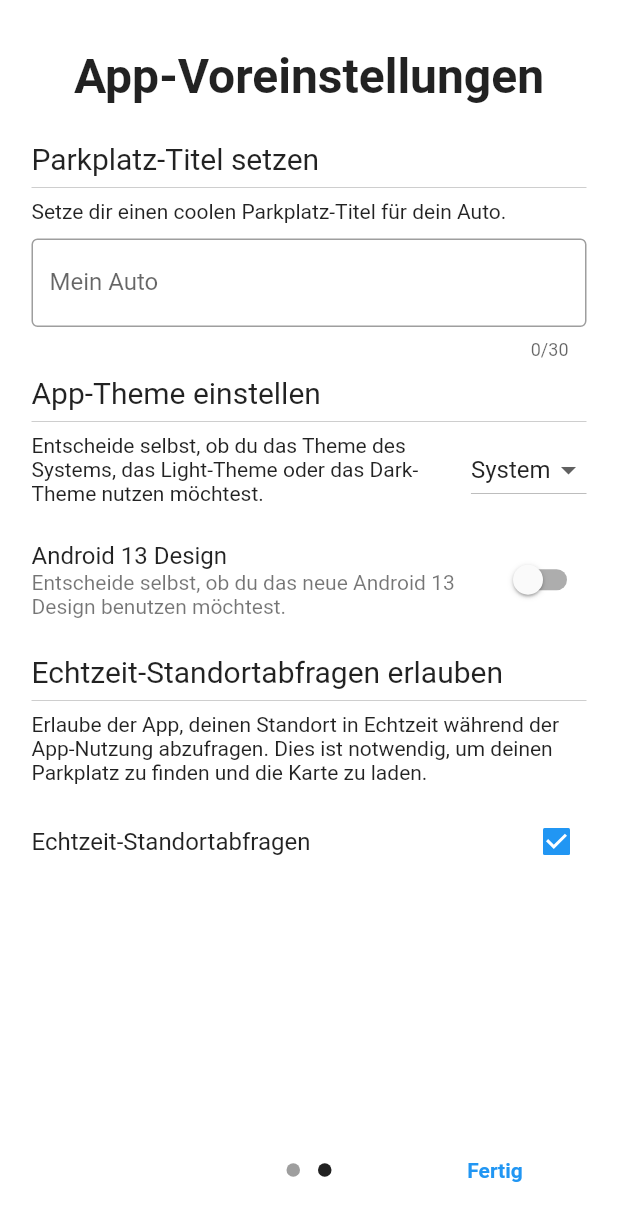
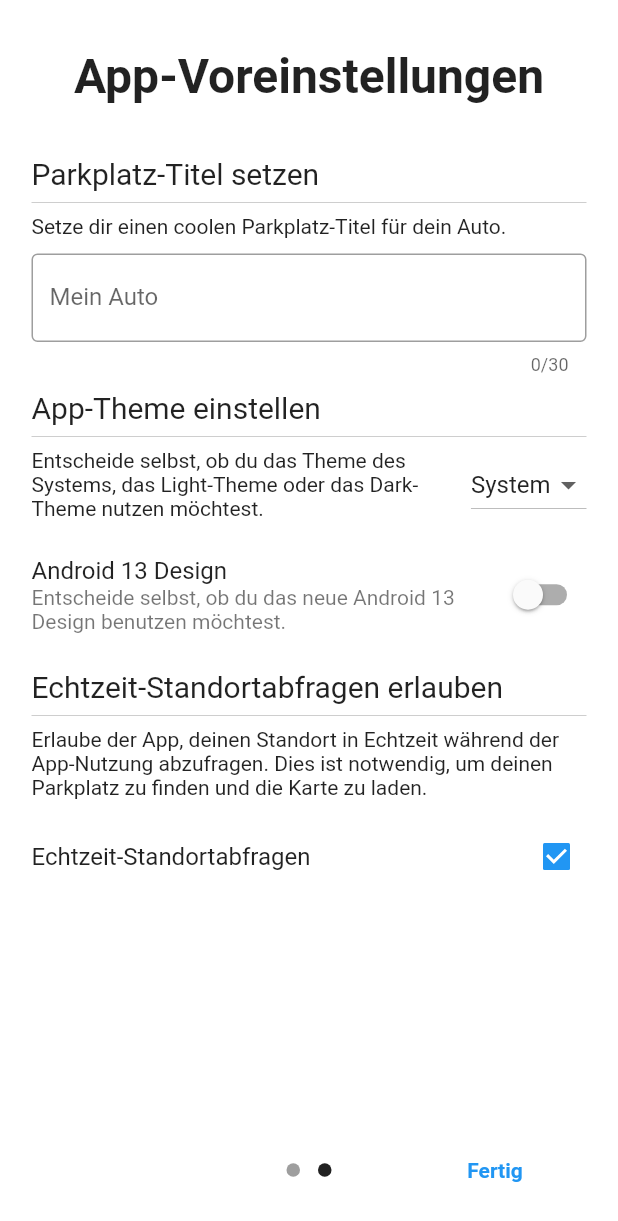
Before and after one commit to yurtemre7/woauto, a Flutter app: the screen it shows after launch, swiped to page 2, on a phone screen of 412 x 824 dp. Shown: the top 1221 px of the screen. Run offline on Flutter 3.47's test engine with Material 2 defaults, Android fonts, the phone set to English and light mode, and no system bars; drawn by our look-alikes of dynamic_color, introduction_screen; our stand-ins replace geocoding, get, google_maps_flutter, location, package_info_plus, share_plus and 2 more; missing offline and left inert: snapping_sheet.

Commit message:
better margins

```diff
--- a/lib/screens/intro.dart
+++ b/lib/screens/intro.dart
@@ -51,28 +51,14 @@ class _IntroState extends State<Intro> {
                   fontWeight: FontWeight.bold,
                 ),
               ),
-              bodyWidget: Center(
-                child: Container(
+              bodyWidget: Container(
                 margin: const EdgeInsets.only(
+                  top: 10,
                   left: 5,
                   right: 5,
                 ),
                 child: Column(
-                    children: [
-                      const SizedBox(height: 10),
-                      ClipRRect(
-                        borderRadius: BorderRadius.circular(10),
-                        child: Image.asset(
-                          'assets/icon.png',
-                          fit: BoxFit.contain,
-                          width: 128,
-                          height: 128,
-                        ),
-                      ),
-                      const SizedBox(height: 50),
-                      Column(
                   crossAxisAlignment: CrossAxisAlignment.start,
-                        mainAxisAlignment: MainAxisAlignment.center,
                   children: const [
                     Text(
                       'Willkommen bei WoAuto',
@@ -89,11 +75,8 @@ class _IntroState extends State<Intro> {
                     SizedBox(height: 5),
                     Text(
                       'Speichere in nur 2 Klicks deinen Parkplatz und du kannst ihn jederzeit wieder finden.',
-                          )
-                        ],
                     ),
                   ],
-                  ),
                 ),
               ),
             ),
@@ -107,6 +90,7 @@ class _IntroState extends State<Intro> {
               ),
               bodyWidget: Container(
                 margin: const EdgeInsets.only(
+                  top: 10,
                   left: 5,
                   right: 5,
                 ),
@@ -145,6 +129,7 @@ class _IntroState extends State<Intro> {
                             'Entscheide selbst, ob du das Theme des Systems, das Light-Theme oder das Dark-Theme nutzen möchtest.',
                           ),
                         ),
+                        const SizedBox(width: 15),
                         Obx(
                           () {
                             var themeMode = woAuto.themeMode.value;
```
Lines whose indentation alone changed are shown as unchanged.
